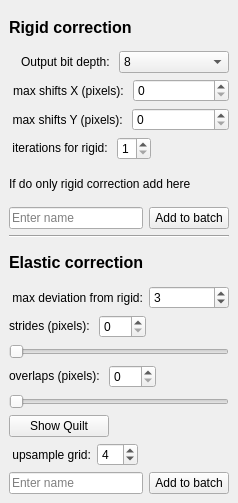
Before: the Qt Designer form viewer/modules/ui_files/caiman_motion_correction.ui in kushalkolar/MESmerize, drawn with Qt 5.
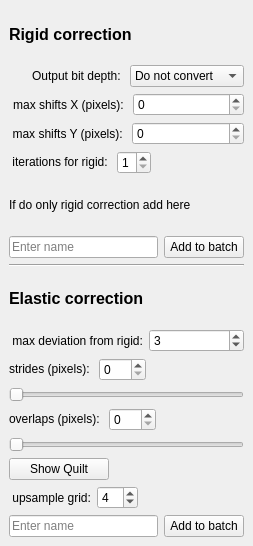
After: the same form once the commit is applied.

Commit message: Added output bit depth options to caiman motion correction. Added some commenting to state what modules do.

The edit to the form file:
```diff
--- a/viewer/modules/ui_files/caiman_motion_correction.ui
+++ b/viewer/modules/ui_files/caiman_motion_correction.ui
@@ -6,8 +6,8 @@
    <rect>
     <x>0</x>
     <y>0</y>
-    <width>238</width>
-    <height>503</height>
+    <width>253</width>
+    <height>546</height>
    </rect>
   </property>
   <property name="floating">
@@ -51,7 +51,12 @@
        </widget>
       </item>
       <item>
-       <widget class="QComboBox" name="comboBox">
+       <widget class="QComboBox" name="comboBoxOutputBitDepth">
+        <item>
+         <property name="text">
+          <string>Do not convert</string>
+         </property>
+        </item>
         <item>
          <property name="text">
           <string>8</string>
```
Left out of the diff: 5 changed lines with no effect on the pictures. The commit also changes 8 other files.
